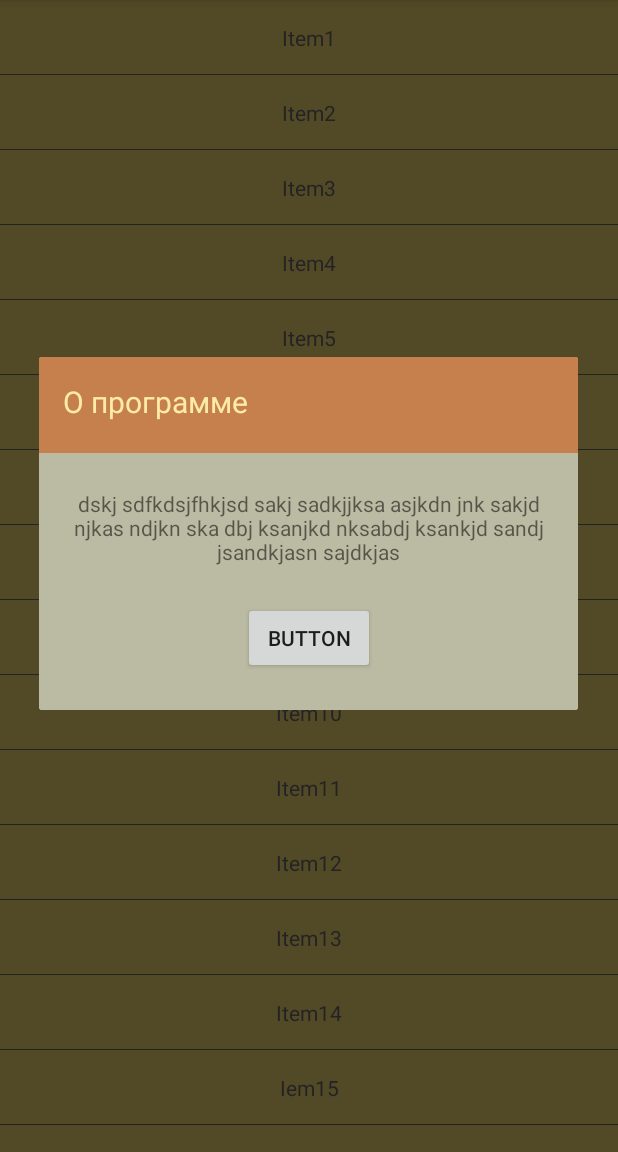
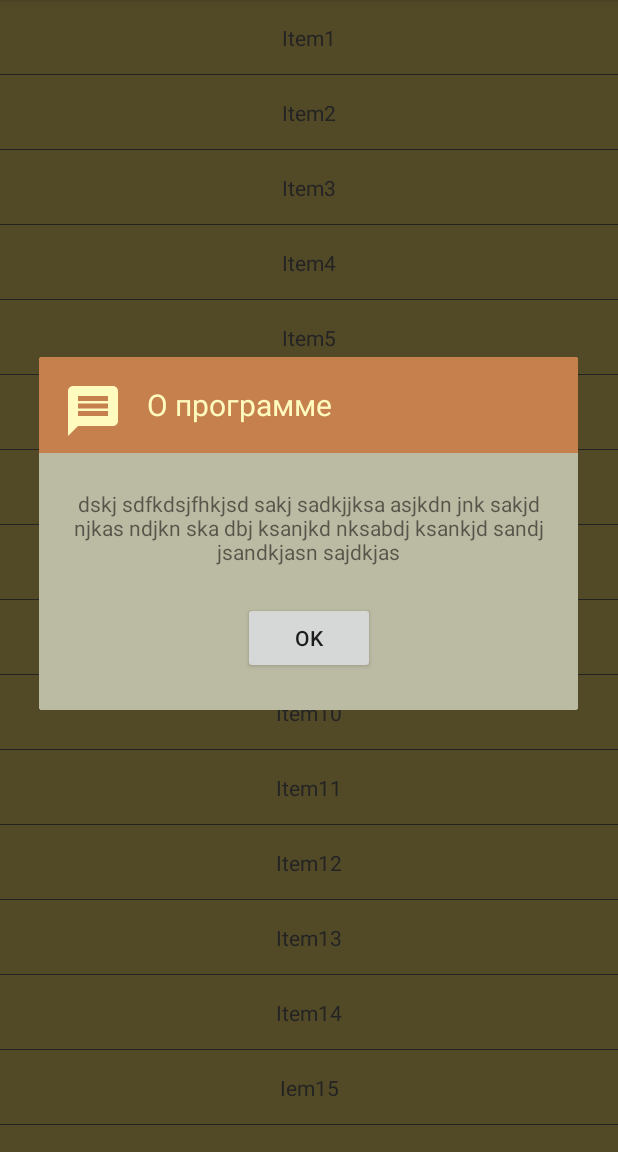
Before and after one commit to alexrnov/LamrimConspectus, an Android app: the screen it shows after launch (MainActivity), after a tap on "about", on a phone screen of 412 x 824 dp, the part 84-1236 px from its top. Run offline under Robolectric (Android 15) with nearby library versions, the phone set to English and light mode, and no system bars; our stand-ins replace androidx.preference.

Commit message:
custom alert dialog

```diff
--- a/app/src/main/res/layout/about_dialog.xml
+++ b/app/src/main/res/layout/about_dialog.xml
@@ -12,7 +12,7 @@
         android:layout_width="match_parent"
         android:layout_height="64dp"
         android:background="@color/appBarColor"
-        android:contentDescription="@string/app_name"
+        android:contentDescription="@string/app_bar_about_descript"
         android:scaleType="center"
         android:src="@color/appBarColor"
         app:layout_constraintEnd_toEndOf="parent"
@@ -25,11 +25,11 @@
         android:layout_height="wrap_content"
         android:layout_marginStart="16dp"
         android:layout_marginLeft="16dp"
-        android:layout_marginTop="16dp"
+        android:layout_marginTop="18dp"
         android:text="@string/about_program_category"
         android:textColor="@color/appBarElementsColor"
         android:textSize="20sp"
-        app:layout_constraintStart_toStartOf="parent"
+        app:layout_constraintStart_toEndOf="@+id/imageView2"
         app:layout_constraintTop_toTopOf="parent" />
 
     <androidx.constraintlayout.widget.ConstraintLayout
@@ -49,7 +49,7 @@
             android:id="@+id/textView"
             android:layout_width="wrap_content"
             android:layout_height="wrap_content"
-            android:text="dskj sdfkdsjfhkjsd sakj sadkjjksa asjkdn jnk sakjd njkas ndjkn ska dbj ksanjkd nksabdj ksankjd sandj jsandkjasn sajdkjas"
+            android:text="@string/about_program_text"
             android:textAlignment="center"
             app:layout_constraintBottom_toBottomOf="parent"
             app:layout_constraintEnd_toEndOf="parent"
@@ -63,10 +63,22 @@
         android:layout_height="wrap_content"
         android:layout_marginTop="24dp"
         android:layout_marginBottom="24dp"
-        android:text="Button"
+        android:text="@string/ok_button"
         app:layout_constraintBottom_toBottomOf="parent"
         app:layout_constraintEnd_toEndOf="parent"
         app:layout_constraintStart_toStartOf="parent"
         app:layout_constraintTop_toBottomOf="@+id/constraintLayout" />
 
+    <ImageView
+        android:id="@+id/imageView2"
+        android:layout_width="wrap_content"
+        android:layout_height="wrap_content"
+        android:layout_marginStart="16dp"
+        android:layout_marginLeft="16dp"
+        android:layout_marginTop="16dp"
+        android:src="@drawable/about_icon"
+        android:contentDescription="@string/about_icon_descript"
+        app:layout_constraintStart_toStartOf="parent"
+        app:layout_constraintTop_toTopOf="parent" />
+
 </androidx.constraintlayout.widget.ConstraintLayout>
--- a/app/src/main/res/values/colors.xml
+++ b/app/src/main/res/values/colors.xml
@@ -5,7 +5,7 @@
     <color name="colorAccent">#4d5a78</color>
 
     <color name="appBarColor">#c6804d</color>
-    <color name="appBarElementsColor">#fdeca6</color>
+    <color name="appBarElementsColor">#fffbbe</color>
     <color name="background_content">#bbbaa2</color>
     <color name="itemFillDefault">#cdb760</color>
     <color name="itemFillChecked">#cea915</color>
--- a/app/src/main/res/values/strings.xml
+++ b/app/src/main/res/values/strings.xml
@@ -43,4 +43,8 @@
     <string name="additional_resources">Дополнительные ресурсы</string>
     <string name="images_summary">Изображения: www.goodfon.ru</string>
 
+    <string name="ok_button">OK</string>
+    <string name="app_bar_about_descript">app_bar_about_descript</string>
+    <string name="about_icon_descript">icon_des_descript</string>
+    <string name="about_program_text">dskj sdfkdsjfhkjsd sakj sadkjjksa asjkdn jnk sakjd njkas ndjkn ska dbj ksanjkd nksabdj ksankjd sandj jsandkjasn sajdkjas</string>
 </resources>
```
